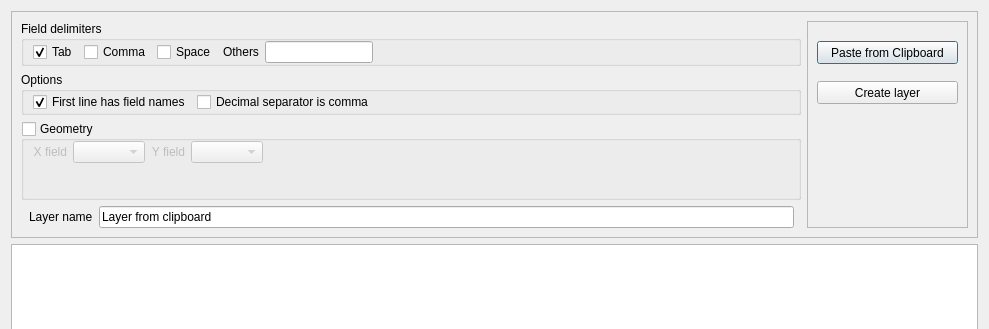
This is layer_from_clipboard_dialog_base.ui in jalmmor/layerfromclipboard as Qt 5 draws it before an edit; both pictures show x 0 to 989 and y 0 to 329 of the 989 by 654 pixel window. The edited form follows.
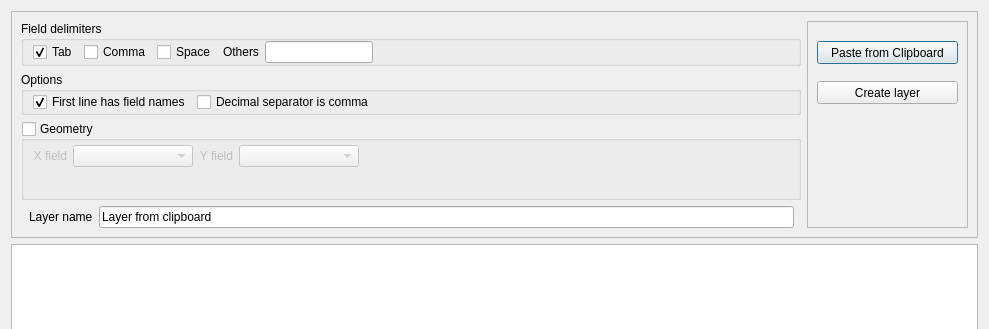
This is the edited form. Custom widgets are drawn as their Qt base class.

The edit to the form file:
```diff
--- a/layer_from_clipboard_dialog_base.ui
+++ b/layer_from_clipboard_dialog_base.ui
@@ -171,10 +171,10 @@
           </property>
           <layout class="QVBoxLayout" name="verticalLayout_3">
            <property name="topMargin">
-            <number>0</number>
+            <number>4</number>
            </property>
            <property name="bottomMargin">
-            <number>0</number>
+            <number>2</number>
            </property>
            <item>
             <layout class="QHBoxLayout" name="horizontalLayout_3">
@@ -198,7 +198,7 @@
               <widget class="QComboBox" name="cbFieldx">
                <property name="minimumSize">
                 <size>
-                 <width>0</width>
+                 <width>120</width>
                  <height>0</height>
                 </size>
                </property>
@@ -215,7 +215,14 @@
               </widget>
              </item>
              <item>
-              <widget class="QComboBox" name="cbFieldy"/>
+              <widget class="QComboBox" name="cbFieldy">
+               <property name="minimumSize">
+                <size>
+                 <width>120</width>
+                 <height>0</height>
+                </size>
+               </property>
+              </widget>
              </item>
              <item>
               <spacer name="horizontalSpacer_2">
@@ -224,7 +231,7 @@
                </property>
                <property name="sizeHint" stdset="0">
                 <size>
-                 <width>40</width>
+                 <width>38</width>
                  <height>20</height>
                 </size>
                </property>
```
Left out of the diff: 2 changed lines with no effect on the pictures.
